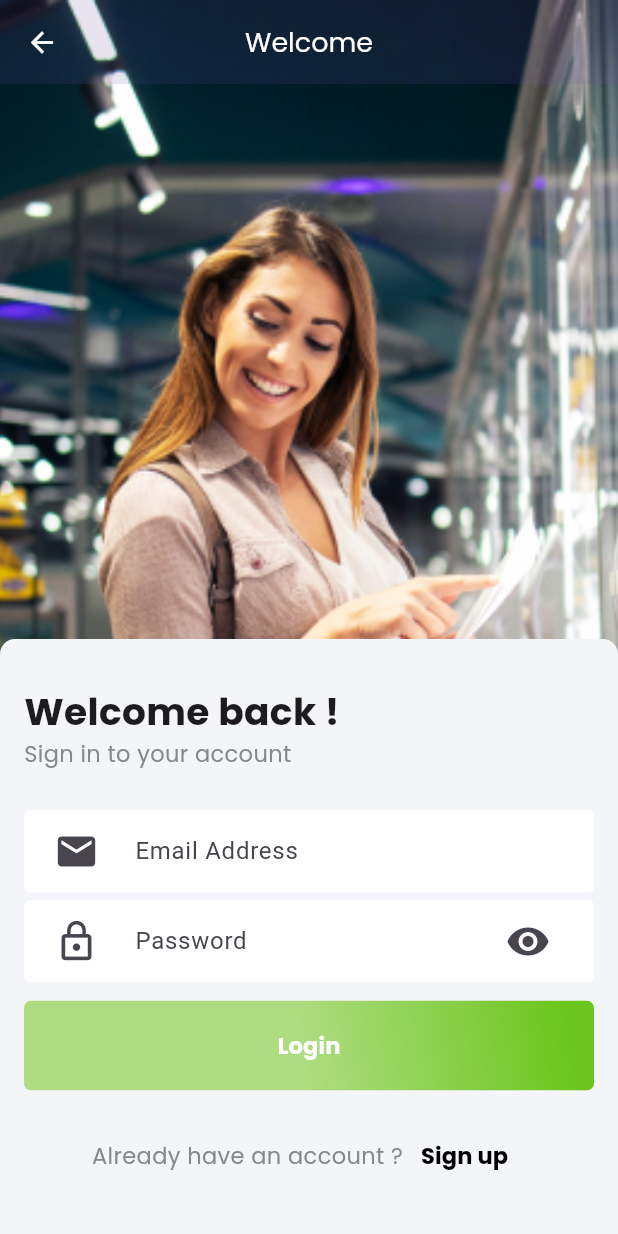
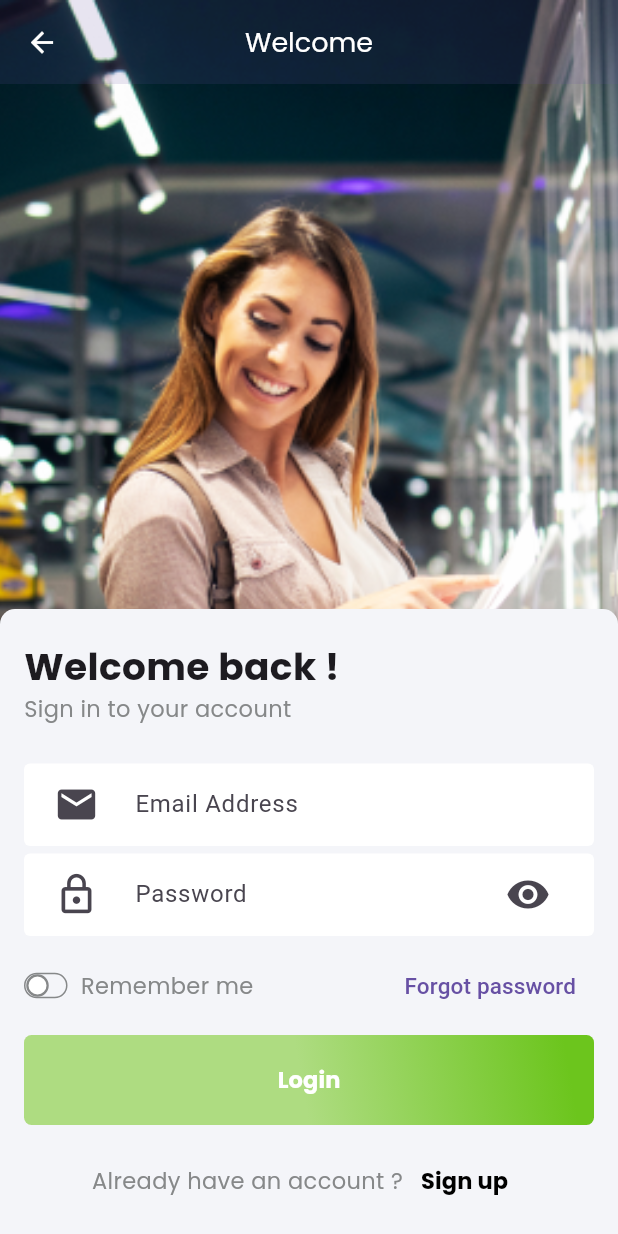
Before and after one commit to Alireza-Seif/Grocery-App, a Flutter app: the screen it shows after launch, after a tap on "Get started", after a tap on "Login", on a phone screen of 412 x 824 dp. Run offline on Flutter 3.47's test engine with Material 3 defaults, Android fonts, the phone set to English and light mode, and no system bars; our stand-ins replace flutter_svg.

Commit message:
feat: add remember me bar for auth login page

```diff
--- a/lib/screens/auth/auth_login.dart
+++ b/lib/screens/auth/auth_login.dart
@@ -10,6 +10,7 @@ import '../../constants/themes/app_theme.dart';
 import '../../constants/themes/colors/app_colors.dart';
 import '../../widgets/app_bar.dart';
 import '../../widgets/back_button.dart';
+import '../../widgets/row_auth_password.dart';
 import 'auth_wdlcome.dart';
 
 class LoginScreen extends StatelessWidget {
@@ -42,11 +43,11 @@ class LoginScreen extends StatelessWidget {
                   titleText: 'Welcome',
                 ),
                 const SizedBox(
-                  height: 370,
+                  height: 350,
                 ),
                 Expanded(
                   child: Container(
-                    padding: const EdgeInsets.fromLTRB(16, 30, 16, 20),
+                    padding: const EdgeInsets.fromLTRB(16, 20, 16, 10),
                     decoration: const BoxDecoration(
                       color: AppColors.background2,
                       borderRadius: BorderRadius.only(
@@ -66,7 +67,7 @@ class LoginScreen extends StatelessWidget {
                           style: MyTextStyles.bodyText,
                         ),
                         const SizedBox(
-                          height: 27,
+                          height: 26,
                         ),
                         const EmailTextField(),
                         const SizedBox(
@@ -74,7 +75,11 @@ class LoginScreen extends StatelessWidget {
                         ),
                         const PasswordField(),
                         const SizedBox(
-                          height: 12,
+                          height: 9,
+                        ),
+                        const RowRemember(),
+                        const SizedBox(
+                          height: 9,
                         ),
                         CustomElevatedButton(
                           buttonText: 'Login',
@@ -103,7 +108,8 @@ class LoginScreen extends StatelessWidget {
                                   Navigator.pushReplacement(
                                     context,
                                     MaterialPageRoute(
-                                      builder: (context) =>  const SignUpScreen(),
+                                      builder: (context) =>
+                                          const SignUpScreen(),
                                     ),
                                   );
                                 },
--- /dev/null
+++ b/lib/widgets/my_toggle.dart
@@ -0,0 +1,45 @@
+import 'package:flutter/material.dart';
+import 'package:grocery/constants/themes/colors/app_colors.dart';
+
+class CustomToggle extends StatefulWidget {
+  @override
+  _CustomToggleState createState() => _CustomToggleState();
+}
+
+class _CustomToggleState extends State<CustomToggle> {
+  bool isToggled = false;
+
+  @override
+  Widget build(BuildContext context) {
+    return GestureDetector(
+      onTap: () {
+        setState(() {
+          isToggled = !isToggled;
+        });
+      },
+      child: Container(
+        width: 29,
+        height: 17,
+        decoration: BoxDecoration(
+          borderRadius: BorderRadius.circular(20),
+          color: isToggled ? Colors.green : Colors.transparent,
+          border: Border.all(color: AppColors.text2, width: 1),
+
+        ),
+        child: Align(
+          alignment: isToggled ? Alignment.centerRight : Alignment.centerLeft,
+          child: Container(
+            width: 16,
+            height: 16,
+            decoration: BoxDecoration(
+              shape: BoxShape.circle,
+              color: Colors.white,
+              border: Border.all(color: AppColors.text2, width: 1.5),
+
+            ),
+          ),
+        ),
+      ),
+    );
+  }
+}
--- /dev/null
+++ b/lib/widgets/row_auth_password.dart
@@ -0,0 +1,27 @@
+import 'package:flutter/material.dart';
+
+import '../constants/themes/app_theme.dart';
+import 'my_toggle.dart';
+
+class RowRemember extends StatelessWidget {
+  const RowRemember({super.key});
+
+  @override
+  Widget build(BuildContext context) {
+    return Row(mainAxisAlignment: MainAxisAlignment.spaceBetween,
+                          children: [
+                            CustomToggle(),
+
+                            const Text(
+                              'Remember me',
+                              style: MyTextStyles.bodyText,
+                            ),
+                            const SizedBox(width: 71,),
+                            TextButton(
+                              onPressed: () {},
+                              child: const Text('Forgot password',style: TextStyle(fontSize: 15),),
+                            )
+                          ],
+                        );
+  }
+}
```
